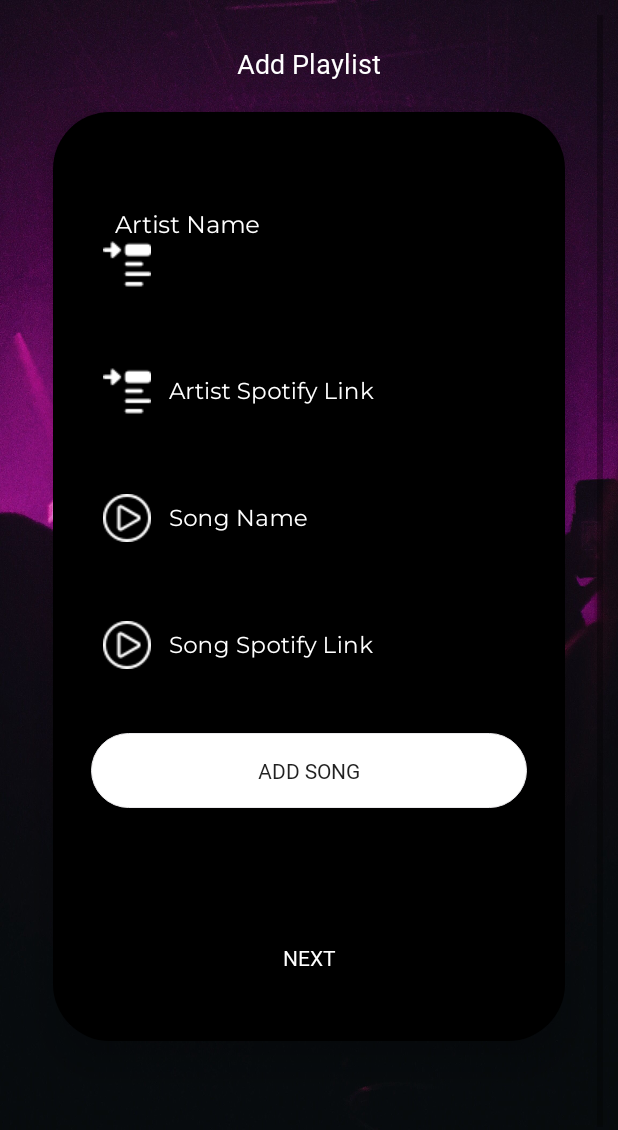
After one commit to Albert0011/MusicZone, an Android app: the AddPlaylist screen opened directly, with no data from a screen before it, on a phone screen of 412 x 824 dp. The commit adds this screen. Shown: the top 1130 px of the screen. Run offline under Robolectric (Android 15) with nearby library versions, the phone set to English and light mode, and no system bars; our stand-ins replace Firebase (no records; nobody signed in at launch, a user with empty details on screens opened directly); Roboto replaces fonts that are not available here.

Commit message:
add playlist

```diff
--- /dev/null
+++ b/app/src/main/java/com/glitchstacks/musiczone/AddPlaylist.java
@@ -0,0 +1,129 @@
+package com.glitchstacks.musiczone;
+
+import androidx.annotation.NonNull;
+import androidx.appcompat.app.AppCompatActivity;
+
+import android.app.ActivityOptions;
+import android.content.Intent;
+import android.graphics.Bitmap;
+import android.net.Uri;
+import android.os.Build;
+import android.os.Bundle;
+import android.provider.MediaStore;
+import android.util.Log;
+import android.util.Pair;
+import android.view.View;
+import android.widget.Button;
+import android.widget.EditText;
+import android.widget.Toast;
+
+import com.glitchstacks.musiczone.Common.ExploreDashboard;
+import com.glitchstacks.musiczone.Database.SessionManager;
+import com.glitchstacks.musiczone.Entries.SignUp2ndClass;
+import com.glitchstacks.musiczone.Entries.SignUpActivity3rdClass;
+import com.glitchstacks.musiczone.LocationOwner.ExploreDashboardFragment;
+import com.google.android.gms.tasks.OnFailureListener;
+import com.google.android.gms.tasks.OnSuccessListener;
+import com.google.android.material.textfield.TextInputLayout;
+import com.google.firebase.database.DatabaseReference;
+import com.google.firebase.database.FirebaseDatabase;
+import com.google.firebase.storage.FirebaseStorage;
+import com.google.firebase.storage.StorageReference;
+import com.google.firebase.storage.UploadTask;
+
+import java.io.ByteArrayOutputStream;
+import java.io.IOException;
+import java.util.HashMap;
+import java.util.Map;
+
+public class AddPlaylist extends AppCompatActivity {
+
+    private EditText artistNameInput, artistLinkInput, songNameInput, songLinkInput;
+    private DatabaseReference mDatabase;
+
+
+    @Override
+    protected void onCreate(Bundle savedInstanceState) {
+        super.onCreate(savedInstanceState);
+        setContentView(R.layout.activity_add_playlist);
+
+        SessionManager sessionManager = new SessionManager(AddPlaylist.this, SessionManager.SESSION_USERSESSION);
+
+        // User Information map
+        HashMap<String, String> map = sessionManager.getUsersDetailFromSession();
+
+        // UserID
+        String phoneNumber = map.get(SessionManager.KEY_PHONENUMBER);
+
+        //Hooks
+        Button nextBtn = (Button)findViewById(R.id.btnNext);
+        Button add_song = (Button)findViewById(R.id.btnAddSong);
+
+        TextInputLayout artistNameLayout = findViewById(R.id.artist_layout);
+        TextInputLayout artistLinkLayout = findViewById(R.id.artist_link_layout);
+        TextInputLayout songNameLayout = findViewById(R.id.song_layout);
+        TextInputLayout songLinkLayout = findViewById(R.id.song_link_layout);
+
+        artistNameInput = findViewById(R.id.artist_input);
+        artistLinkInput = findViewById(R.id.artist_link_input);
+        songNameInput = findViewById(R.id.song_input);
+        songLinkInput = findViewById(R.id.song_link_input);
+
+        mDatabase = FirebaseDatabase.getInstance().getReference();
+
+        add_song.setOnClickListener(new View.OnClickListener() {
+            @Override
+            public void onClick(View v) {
+               saveSongInformation();
+            }
+        });
+        nextBtn.setOnClickListener(new View.OnClickListener() {
+            @Override
+            public void onClick(View v) {
+                callNextScreen();
+            }
+        });
+
+    }
+
+    private void saveSongInformation() {
+
+        String playlistName = getIntent().getStringExtra("playlistName");
+        String key = getIntent().getStringExtra("key");
+
+        String artistName = artistNameInput.getText().toString();
+        String artistLink = artistLinkInput.getText().toString();
+        String songName = songNameInput.getText().toString();
+        String songLink = songLinkInput.getText().toString();
+
+        Log.d("cek Key", key);
+        Log.d("cek PlaylistName", playlistName);
+
+        DatabaseReference artistDatabase = mDatabase.child("Playlists").child(key).child(artistName);
+        artistDatabase.child("artist_link").setValue(artistLink);
+
+        final Map songInfo = new HashMap();
+        songInfo.put("song_name", songName);
+        songInfo.put("song_link", songLink);
+
+        // Database Reference
+        final String key2 = artistDatabase.child("songs").push().getKey();
+        artistDatabase.child("songs").child(key2).updateChildren(songInfo);
+        Toast.makeText(this, "Artist and song is now saved!", Toast.LENGTH_SHORT).show();
+
+    }
+
+    public void callNextScreen() {
+
+        String playlistName = getIntent().getStringExtra("playlistName");
+        String key = getIntent().getStringExtra("key");
+
+        Intent intent = new Intent(getApplicationContext(), ExploreDashboardFragment.class);
+        intent.putExtra("key",key);
+        intent.putExtra("playlistName",playlistName);
+
+        startActivity(intent);
+
+    }
+
+}
--- a/app/src/main/java/com/glitchstacks/musiczone/Chat/ChatAdapter.java
+++ b/app/src/main/java/com/glitchstacks/musiczone/Chat/ChatAdapter.java
@@ -42,7 +42,7 @@ public class ChatAdapter extends RecyclerView.Adapter<ChatViewHolders>{
             holder.mMessage.setGravity(Gravity.END);
             holder.mMessage.setTextColor(Color.parseColor("#404040"));
             holder.mContainer.setBackgroundColor(Color.parseColor("#F4F4F4"));
-            holder.mContainer.setBaselineAligned(Gravity.RIGHT);
+//            holder.mContainer.setBaselineAligned(Gravity.RIGHT);
             //holder.timeText.setText(DateUtils.formatDateTime());
 
         }else{
--- a/app/src/main/java/com/glitchstacks/musiczone/Common/ChoosePlaylist.java
+++ /dev/null
@@ -1,16 +0,0 @@
-package com.glitchstacks.musiczone.Common;
-
-import androidx.appcompat.app.AppCompatActivity;
-
-import android.os.Bundle;
-
-import com.glitchstacks.musiczone.R;
-
-public class ChoosePlaylist extends AppCompatActivity {
-
-    @Override
-    protected void onCreate(Bundle savedInstanceState) {
-        super.onCreate(savedInstanceState);
-        setContentView(R.layout.activity_choose_playlist);
-    }
-}
--- a/app/src/main/java/com/glitchstacks/musiczone/Entries/SignUpActivity3rdClass.java
+++ b/app/src/main/java/com/glitchstacks/musiczone/Entries/SignUpActivity3rdClass.java
@@ -83,8 +83,6 @@ public class SignUpActivity3rdClass extends AppCompatActivity {
 
     }
 
-
-
     private void checkUserExist(final String phoneNo) {
 
         Toast.makeText(SignUpActivity3rdClass.this, phoneNo, Toast.LENGTH_LONG).show();
--- a/app/src/main/java/com/glitchstacks/musiczone/LocationOwner/AddConcert.java
+++ b/app/src/main/java/com/glitchstacks/musiczone/LocationOwner/AddConcert.java
@@ -1,23 +1,18 @@
 package com.glitchstacks.musiczone.LocationOwner;
 
 import android.app.Activity;
-import android.app.ActivityOptions;
 import android.app.TimePickerDialog;
 import android.content.Intent;
 import android.graphics.Bitmap;
 import android.net.Uri;
-import android.os.Build;
 import android.os.Bundle;
 
 import androidx.annotation.NonNull;
 import androidx.fragment.app.Fragment;
-import androidx.recyclerview.widget.LinearLayoutManager;
-import androidx.recyclerview.widget.RecyclerView;
 
 import android.provider.MediaStore;
 import android.text.format.DateFormat;
 import android.util.Log;
-import android.util.Pair;
 import android.view.LayoutInflater;
 import android.view.View;
 import android.view.ViewGroup;
@@ -29,11 +24,8 @@ import android.widget.TextView;
 import android.widget.TimePicker;
 import android.widget.Toast;
 
-import com.glitchstacks.musiczone.Common.ChoosePlaylist;
+import com.glitchstacks.musiczone.AddPlaylist;
 import com.glitchstacks.musiczone.Database.SessionManager;
-import com.glitchstacks.musiczone.Entries.SignUp;
-import com.glitchstacks.musiczone.Entries.SignUp2ndClass;
-import com.glitchstacks.musiczone.Matches.MatchesAdapter;
 import com.glitchstacks.musiczone.R;
 import com.google.android.gms.tasks.OnFailureListener;
 import com.google.android.gms.tasks.OnSuccessListener;
@@ -163,17 +155,17 @@ public class AddConcert extends Fragment {
         }
 
         // membuat intent untuk aktivitas selanjutnya
-        Intent intent = new Intent(getActivity().getApplicationContext(), ChoosePlaylist.class);
+        Intent intent = new Intent(getActivity().getApplicationContext(), AddPlaylist.class);
 
         // memberikan informasi ke aktivitas selanjutnya
         intent.putExtra("concertName", concertName);
         intent.putExtra("playlistName", playlistName);
         intent.putExtra("concertDescription", concertDescription);
 
-        saveConcertInformation();
+        saveConcertInformation(intent);
 
         // memulai aktivitas selanjutnya
-        startActivity(intent);
+
 
     }
 
@@ -351,10 +343,13 @@ public class AddConcert extends Fragment {
 
     }
 
-    private void saveConcertInformation() {
+    private void saveConcertInformation(Intent intent) {
 
         final String key = mDatabase.child("Concerts").push().getKey();
         DatabaseReference concertDatabase = mDatabase.child("Concerts").child(key);
+
+        intent.putExtra("key", key);
+
 
         final Map concertInfo = new HashMap();
         concertInfo.put("id", key);
@@ -419,8 +414,7 @@ public class AddConcert extends Fragment {
         }
 
 
-
-
+            startActivity(intent);
         }
 
 
--- /dev/null
+++ b/app/src/main/res/layout/activity_add_playlist.xml
@@ -0,0 +1,200 @@
+<?xml version="1.0" encoding="utf-8"?>
+<ScrollView xmlns:android="http://schemas.android.com/apk/res/android"
+    xmlns:app="http://schemas.android.com/apk/res-auto"
+    xmlns:tools="http://schemas.android.com/tools"
+    android:layout_width="match_parent"
+    android:layout_height="wrap_content"
+    android:background="@drawable/concert_purple"
+    android:orientation="vertical"
+    android:padding="10dp"
+    tools:context=".AddPlaylist">
+
+    <LinearLayout
+        android:layout_width="match_parent"
+        android:layout_height="wrap_content"
+        android:layout_marginTop="20dp"
+        android:orientation="vertical">
+
+        <TextView
+            android:layout_width="wrap_content"
+            android:layout_height="wrap_content"
+            android:layout_gravity="center"
+            android:fontFamily="@font/montserrat_extrabold"
+            android:text="Add Playlist"
+            android:textColor="@color/White"
+            android:textSize="18sp" />
+
+        <LinearLayout
+            android:layout_width="match_parent"
+            android:layout_height="wrap_content"
+            android:layout_marginLeft="25dp"
+            android:layout_marginTop="20dp"
+            android:layout_marginRight="25dp"
+            android:background="@drawable/rounded_corners_black"
+            android:elevation="15dp"
+            android:orientation="vertical"
+            android:padding="25dp">
+
+            <com.google.android.material.textfield.TextInputLayout
+                android:layout_marginTop="40dp"
+                android:id="@+id/artist_layout"
+                style="@style/Widget.MaterialComponents.TextInputLayout.OutlinedBox"
+                android:layout_width="match_parent"
+                android:layout_height="wrap_content"
+                android:layout_marginBottom="10dp"
+                android:hint="Artist Name"
+                android:textColorHint="@color/White"
+                app:boxStrokeWidth="0dp"
+                app:boxStrokeWidthFocused="0dp"
+                app:endIconMode="clear_text"
+                app:endIconTint="@color/White"
+                app:hintTextAppearance="@style/MyHintStyle"
+                app:hintTextColor="@color/White"
+                app:startIconDrawable="@drawable/title"
+                app:startIconTint="@color/White">
+
+                <com.google.android.material.textfield.TextInputEditText
+                    android:id="@+id/artist_input"
+                    android:layout_width="match_parent"
+                    android:layout_height="match_parent"
+                    android:fontFamily="@font/montserrat"
+                    android:inputType="text"
+                    android:textColor="@color/White"
+                    android:textSize="15sp" />
+
+
+            </com.google.android.material.textfield.TextInputLayout>
+
+            <com.google.android.material.textfield.TextInputLayout
+                android:layout_marginTop="10dp"
+                android:id="@+id/artist_link_layout"
+                style="@style/Widget.MaterialComponents.TextInputLayout.OutlinedBox"
+                android:layout_width="match_parent"
+                android:layout_height="wrap_content"
+                android:layout_marginBottom="10dp"
+                android:hint="Artist Spotify Link"
+                android:textColorHint="@color/White"
+                app:boxStrokeWidth="0dp"
+                app:boxStrokeWidthFocused="0dp"
+                app:endIconMode="clear_text"
+                app:endIconTint="@color/White"
+                app:hintTextAppearance="@style/MyHintStyle"
+                app:hintTextColor="@color/White"
+                app:startIconDrawable="@drawable/title"
+                app:startIconTint="@color/White">
+
+                <com.google.android.material.textfield.TextInputEditText
+                    android:id="@+id/artist_link_input"
+                    android:layout_width="match_parent"
+                    android:layout_height="match_parent"
+                    android:fontFamily="@font/montserrat"
+                    android:inputType="text"
+                    android:textColor="@color/White"
+                    android:textSize="15sp" />
+
+
+            </com.google.android.material.textfield.TextInputLayout>
+
+            <com.google.android.material.textfield.TextInputLayout
+                android:layout_marginTop="10dp"
+                android:id="@+id/song_layout"
+                style="@style/Widget.MaterialComponents.TextInputLayout.OutlinedBox"
+                android:layout_width="match_parent"
+                android:layout_height="wrap_content"
+                android:layout_marginBottom="10dp"
+                android:hint="Song Name"
+                android:textColorHint="@color/White"
+                app:boxStrokeWidth="0dp"
+                app:boxStrokeWidthFocused="0dp"
+                app:endIconMode="clear_text"
+                app:endIconTint="@color/White"
+                app:hintTextAppearance="@style/MyHintStyle"
+                app:hintTextColor="@color/White"
+                app:startIconDrawable="@drawable/play"
+                app:startIconTint="@color/White">
+
+                <com.google.android.material.textfield.TextInputEditText
+                    android:id="@+id/song_input"
+                    android:layout_width="match_parent"
+                    android:layout_height="match_parent"
+                    android:fontFamily="@font/montserrat"
+                    android:inputType="text"
+                    android:textColor="@color/White"
+                    android:textSize="15sp" />
+
+            </com.google.android.material.textfield.TextInputLayout>
+
+            <com.google.android.material.textfield.TextInputLayout
+                android:layout_marginTop="10dp"
+                android:id="@+id/song_link_layout"
+                style="@style/Widget.MaterialComponents.TextInputLayout.OutlinedBox"
+                android:layout_width="match_parent"
+                android:layout_height="wrap_content"
+                android:layout_marginBottom="10dp"
+                android:hint="Song Spotify Link"
+                android:textColorHint="@color/White"
+                app:boxStrokeWidth="0dp"
+                app:boxStrokeWidthFocused="0dp"
+                app:endIconMode="clear_text"
+                app:endIconTint="@color/White"
+                app:hintTextAppearance="@style/MyHintStyle"
+                app:hintTextColor="@color/White"
+                app:startIconDrawable="@drawable/play"
+                app:startIconTint="@color/White">
+
+                <com.google.android.material.textfield.TextInputEditText
+                    android:id="@+id/song_link_input"
+                    android:layout_width="match_parent"
+                    android:layout_height="match_parent"
+                    android:fontFamily="@font/montserrat"
+                    android:inputType="text"
+                    android:textColor="@color/White"
+                    android:textSize="15sp" />
+
+            </com.google.android.material.textfield.TextInputLayout>
+
+            <Button
+                android:id="@+id/btnAddSong"
+                android:layout_marginTop="20dp"
+                android:layout_width="match_parent"
+                android:layout_height="50dp"
+                android:layout_weight="1"
+                android:background="@drawable/rounded_corners_white"
+                android:fontFamily="@font/montserrat_extrabold"
+                android:text="Add Song" />
+
+
+            <LinearLayout
+                android:layout_width="match_parent"
+                android:layout_height="wrap_content"
+                android:layout_marginTop="60dp"
+                android:orientation="horizontal">
+
+                <Button
+                    android:id="@+id/btnNext"
+                    android:layout_width="match_parent"
+                    android:layout_height="60dp"
+                    android:layout_marginTop="10dp"
+                    android:layout_weight="1"
+                    android:background="#00000000"
+                    android:fontFamily="@font/montserrat_extrabold"
+                    android:text="@string/next"
+                    android:textColor="@color/White" />
+
+
+            </LinearLayout>
+
+
+        </LinearLayout>
+
+
+        <LinearLayout
+            android:layout_width="match_parent"
+            android:layout_height="200dp"
+            android:orientation="vertical" />
+
+
+    </LinearLayout>
+
+
+</ScrollView>
--- a/app/src/main/res/layout/activity_choose_playlist.xml
+++ /dev/null
@@ -1,23 +0,0 @@
-<?xml version="1.0" encoding="utf-8"?>
-<ScrollView xmlns:android="http://schemas.android.com/apk/res/android"
-    xmlns:app="http://schemas.android.com/apk/res-auto"
-    xmlns:tools="http://schemas.android.com/tools"
-    android:layout_width="match_parent"
-    android:layout_height="wrap_content"
-    android:background="@drawable/concert_purple"
-    android:orientation="vertical"
-    android:padding="10dp"
-    tools:context=".LocationOwner.AddConcert">
-
-    <LinearLayout
-        android:layout_width="match_parent"
-        android:layout_height="wrap_content"
-        android:layout_marginTop="20dp"
-        android:orientation="vertical">
-
-
-
-    </LinearLayout>
-
-
-</ScrollView>
--- a/app/src/main/res/layout/activity_concert_detail.xml
+++ b/app/src/main/res/layout/activity_concert_detail.xml
@@ -39,7 +39,7 @@
                 app:layout_constraintVertical_bias="0.585" />
 
             <de.hdodenhof.circleimageview.CircleImageView
-                android:id="@+id/profileImage"
+                android:id="@+id/concertImage"
                 android:layout_width="94dp"
                 android:layout_height="95dp"
                 android:layout_gravity="center_horizontal"
@@ -65,7 +65,7 @@
                 app:layout_constraintVertical_bias="0.641">
 
                 <TextView
-
+                    android:id="@+id/concert_name"
                     android:layout_width="match_parent"
                     android:layout_height="wrap_content"
                     android:fontFamily="@font/montserrat_extrabold"
@@ -76,7 +76,7 @@
                     tools:layout_editor_absoluteY="110dp" />
 
                 <TextView
-
+                    android:id="@+id/concert_place"
                     android:layout_width="match_parent"
                     android:layout_height="wrap_content"
                     android:fontFamily="@font/montserrat"
@@ -87,7 +87,7 @@
                     tools:layout_editor_absoluteY="110dp" />
 
                 <TextView
-
+                    android:id="@+id/concert_date"
                     android:layout_width="match_parent"
                     android:layout_height="wrap_content"
                     android:fontFamily="@font/montserrat"
@@ -118,6 +118,7 @@
             android:layout_height="wrap_content">
 
             <de.hdodenhof.circleimageview.CircleImageView
+                android:id="@+id/song_image"
                 android:layout_marginLeft="20dp"
                 android:src="@mipmap/ic_launcher"
                 android:layout_width="100dp"
@@ -131,6 +132,7 @@
                 android:layout_height="wrap_content">
 
                 <TextView
+                    android:id="@+id/song_name"
                     android:fontFamily="@font/montserrat"
                     android:textSize="15sp"
                     android:textColor="@color/Black"
@@ -139,6 +141,7 @@
                     android:text="Tetap Dalam Jiwa"/>
 
                 <TextView
+                    android:id="@+id/artist_name"
                     android:layout_marginTop="5dp"
                     android:fontFamily="@font/montserrat"
                     android:textSize="12sp"
```
Also changed, not shown: app/src/main/AndroidManifest.xml (+6 -6 lines).
